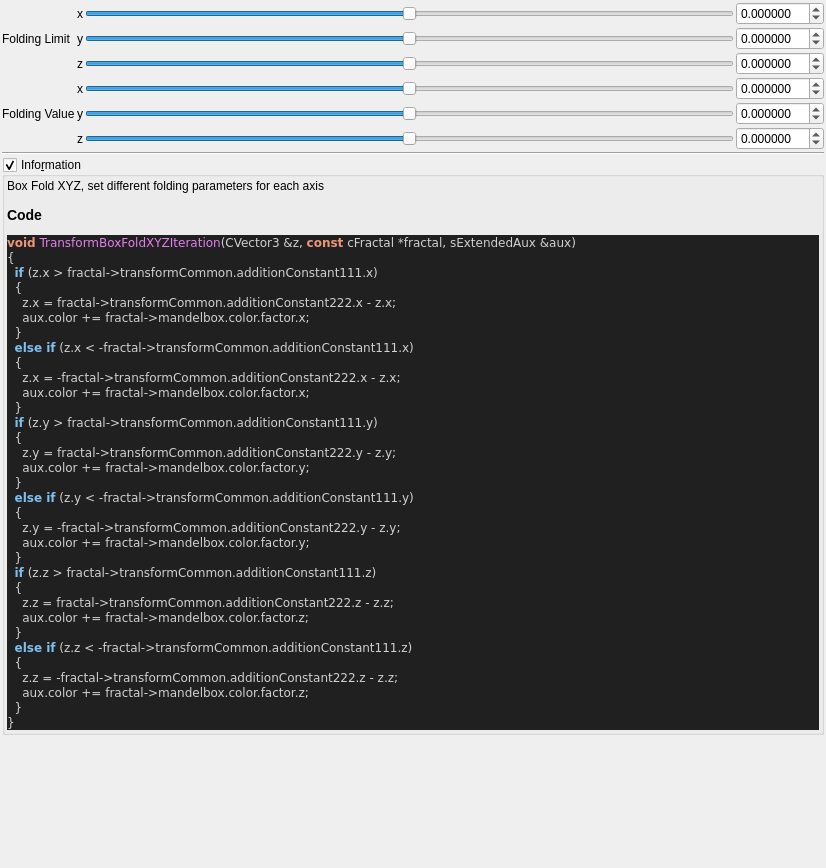
Old version of the form mandelbulber2/qt_data/fractal_transf_box_fold_XYZ.ui in the repository buddhi1980/mandelbulber2.
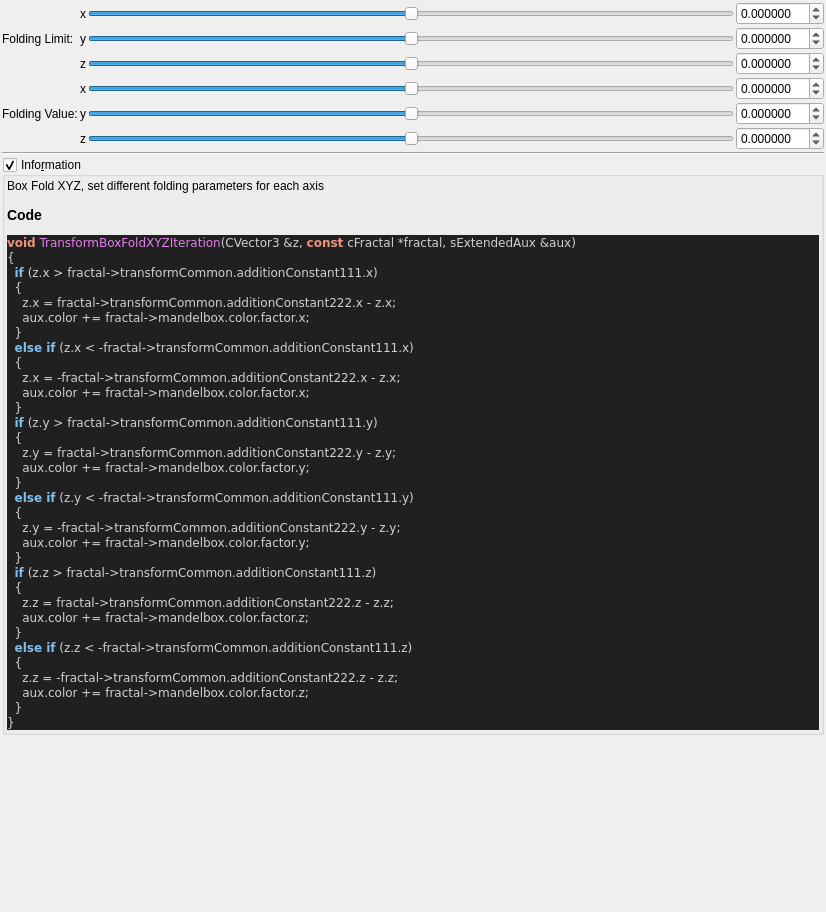
New version of the form. Custom widgets are drawn as their Qt base class.

Diff of the .ui file:
```diff
--- a/mandelbulber2/qt_data/fractal_transf_box_fold_XYZ.ui
+++ b/mandelbulber2/qt_data/fractal_transf_box_fold_XYZ.ui
@@ -7,7 +7,7 @@
     <x>0</x>
     <y>0</y>
     <width>826</width>
-    <height>868</height>
+    <height>912</height>
    </rect>
   </property>
   <property name="windowTitle">
@@ -293,14 +293,14 @@
      <item row="1" column="1">
       <widget class="QLabel" name="label_185">
        <property name="text">
-        <string>Folding Limit</string>
+        <string>Folding Limit:</string>
        </property>
       </widget>
      </item>
      <item row="4" column="1">
       <widget class="QLabel" name="label_189">
        <property name="text">
-        <string>Folding Value</string>
+        <string>Folding Value:</string>
        </property>
       </widget>
      </item>
```
Left out of the diff: 15 changed lines with no effect on the pictures.
